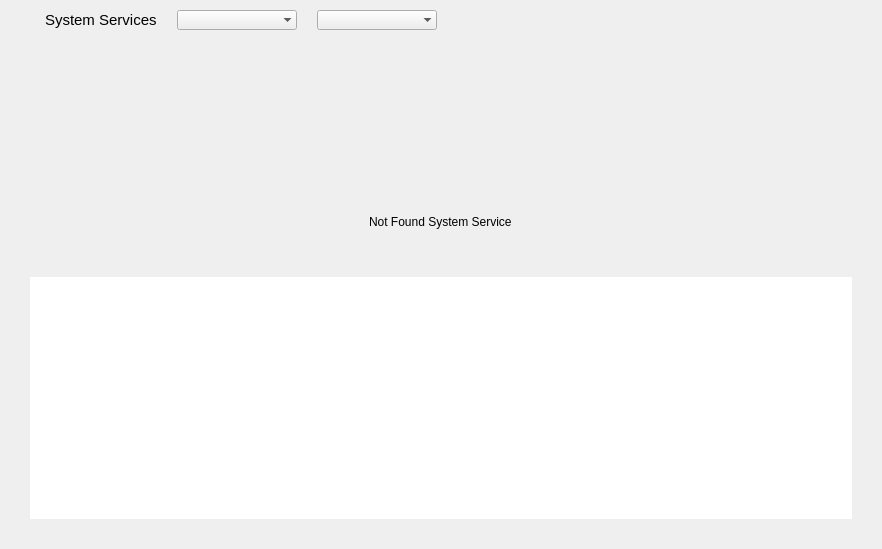
Before: the Qt Designer form stacer/Pages/Services/services_page.ui in oguzhaninan/Stacer, drawn with Qt 5.
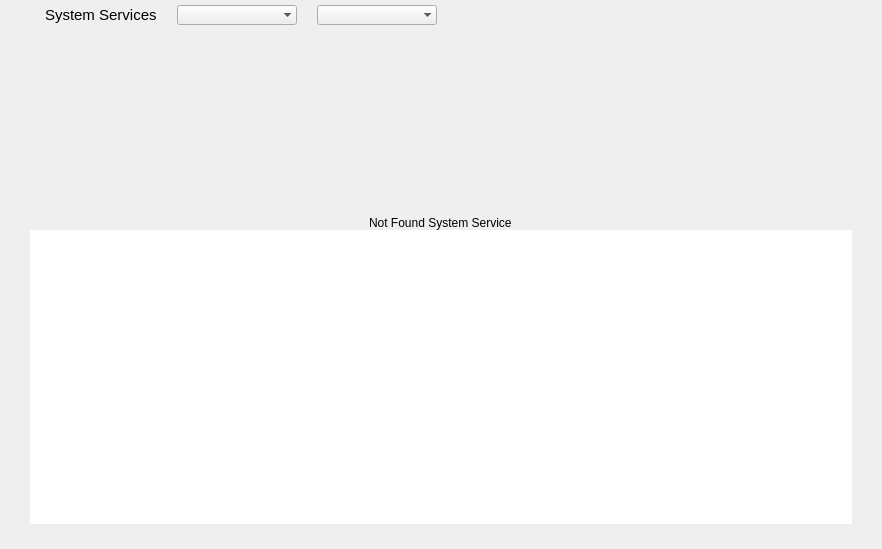
After: the same form once the commit is applied.

```diff
--- a/stacer/Pages/Services/services_page.ui
+++ b/stacer/Pages/Services/services_page.ui
@@ -13,44 +13,23 @@
   <property name="windowTitle">
    <string>Services</string>
   </property>
-  <layout class="QVBoxLayout" name="verticalLayout_2">
-   <property name="spacing">
-    <number>0</number>
-   </property>
+  <layout class="QGridLayout" name="gridLayout">
    <property name="leftMargin">
-    <number>0</number>
+    <number>30</number>
    </property>
    <property name="topMargin">
     <number>0</number>
    </property>
    <property name="rightMargin">
-    <number>0</number>
+    <number>30</number>
    </property>
    <property name="bottomMargin">
-    <number>0</number>
+    <number>25</number>
    </property>
-   <item>
-    <widget class="QWidget" name="widgetServicePage" native="true">
-     <property name="styleSheet">
-      <string notr="true"/>
-     </property>
-     <layout class="QVBoxLayout" name="verticalLayout">
       <property name="spacing">
        <number>0</number>
       </property>
-      <property name="leftMargin">
-       <number>30</number>
-      </property>
-      <property name="topMargin">
-       <number>5</number>
-      </property>
-      <property name="rightMargin">
-       <number>30</number>
-      </property>
-      <property name="bottomMargin">
-       <number>30</number>
-      </property>
-      <item>
+   <item row="0" column="0">
        <layout class="QHBoxLayout" name="titlesLayout">
         <property name="spacing">
          <number>20</number>
@@ -220,7 +199,7 @@
         </item>
        </layout>
       </item>
-      <item>
+   <item row="1" column="0" alignment="Qt::AlignVCenter">
        <widget class="QWidget" name="notFoundWidget" native="true">
         <property name="sizePolicy">
          <sizepolicy hsizetype="Preferred" vsizetype="Expanding">
@@ -259,22 +238,6 @@
          <property name="bottomMargin">
           <number>0</number>
          </property>
-         <item>
-          <spacer name="verticalSpacer_2">
-           <property name="orientation">
-            <enum>Qt::Vertical</enum>
-           </property>
-           <property name="sizeType">
-            <enum>QSizePolicy::Fixed</enum>
-           </property>
-           <property name="sizeHint" stdset="0">
-            <size>
-             <width>20</width>
-             <height>180</height>
-            </size>
-           </property>
-          </spacer>
-         </item>
          <item alignment="Qt::AlignHCenter|Qt::AlignBottom">
           <widget class="QLabel" name="lblNotFound">
            <property name="text">
@@ -282,23 +245,10 @@
            </property>
           </widget>
          </item>
-         <item>
-          <spacer name="verticalSpacer">
-           <property name="orientation">
-            <enum>Qt::Vertical</enum>
-           </property>
-           <property name="sizeHint" stdset="0">
-            <size>
-             <width>20</width>
-             <height>0</height>
-            </size>
-           </property>
-          </spacer>
-         </item>
         </layout>
        </widget>
       </item>
-      <item>
+   <item row="2" column="0">
        <widget class="QListWidget" name="listWidgetServices">
         <property name="focusPolicy">
          <enum>Qt::NoFocus</enum>
@@ -330,9 +280,6 @@
         <property name="uniformItemSizes">
          <bool>true</bool>
         </property>
-       </widget>
-      </item>
-     </layout>
     </widget>
    </item>
   </layout>
```
Lines whose indentation alone changed are shown as unchanged.
